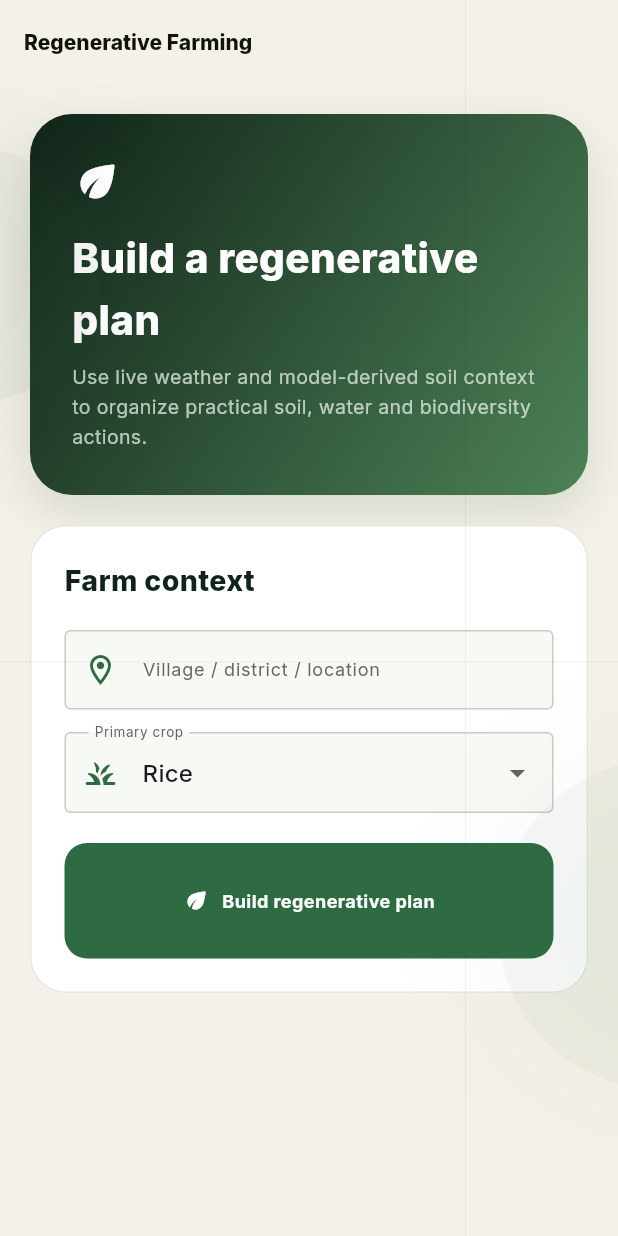
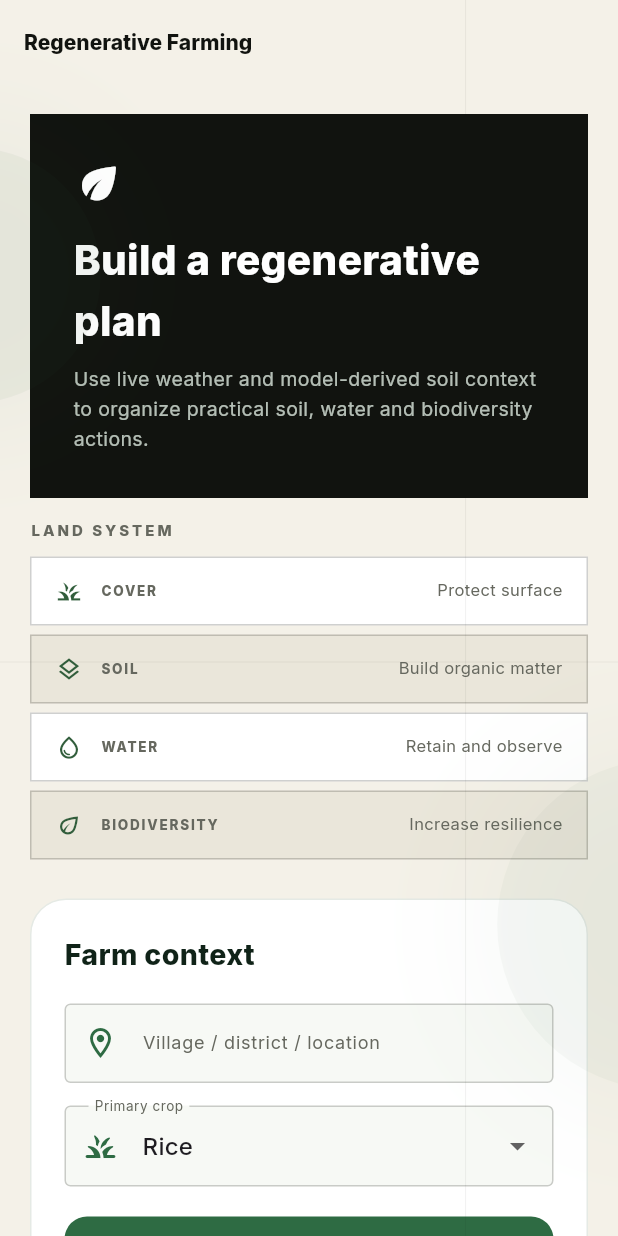
Before and after one commit to esakki-2008/agrin-ai, a Flutter app: the RegenerativeFarmingPage screen opened by its route, on a phone screen of 412 x 824 dp. Run offline on Flutter 3.47's test engine with Material 3 defaults, Android fonts, the phone set to English and light mode, and no system bars; drawn by our look-alikes of flutter_animate; our stand-ins replace go_router, google_fonts, image_picker; accounts and stored records are empty.

Commit message:
Add cinematic regenerative land system UI

```diff
--- a/lib/features/regenerative_farming/regenerative_farming_page.dart
+++ b/lib/features/regenerative_farming/regenerative_farming_page.dart
@@ -3,6 +3,7 @@ import 'package:flutter_animate/flutter_animate.dart';
 import '../../services/weather_service.dart';
 import '../../services/soil_service.dart';
 import '../../services/regenerative_service.dart';
+import '../../theme/agri_n_design.dart';
 
 class RegenerativeFarmingPage extends StatefulWidget {
   const RegenerativeFarmingPage({super.key});
@@ -51,6 +52,8 @@ class _RegenerativeFarmingPageState extends State<RegenerativeFarmingPage> {
                 crossAxisAlignment: CrossAxisAlignment.start,
                 children: [
                   _hero(),
+                  const SizedBox(height: 14),
+                  _landLayers(),
                   const SizedBox(height: 20),
                   if (plan == null) _form() else _results(wide),
                   if (error != null) ...[
@@ -66,11 +69,47 @@ class _RegenerativeFarmingPageState extends State<RegenerativeFarmingPage> {
     );
   }
 
-  Widget _hero()=>Container(width:double.infinity,padding:const EdgeInsets.all(28),decoration:BoxDecoration(gradient:const LinearGradient(begin:Alignment.topLeft,end:Alignment.bottomRight,colors:[Color(0xFF102318),Color(0xFF4D8256)]),borderRadius:BorderRadius.circular(28),boxShadow:const[BoxShadow(color:Color(0x22102D1B),blurRadius:28,offset:Offset(0,12))]),child:const Column(crossAxisAlignment:CrossAxisAlignment.start,children:[
+  Widget _hero()=>Container(width:double.infinity,padding:const EdgeInsets.all(28),decoration:BoxDecoration(color:AgriNDesign.ink,border:Border.all(color:AgriNDesign.line)),child:const Column(crossAxisAlignment:CrossAxisAlignment.start,children:[
     Icon(Icons.eco_rounded,color:Colors.white,size:34),SizedBox(height:14),
     Text('Build a regenerative plan',style:TextStyle(color:Colors.white,fontSize:27,fontWeight:FontWeight.w800)),
     SizedBox(height:8),Text('Use live weather and model-derived soil context to organize practical soil, water and biodiversity actions.',style:TextStyle(color:Color(0xCCDDE9DF),height:1.5)),
   ])).animate().fadeIn(duration:600.ms).slideY(begin:.06,end:0);
+
+  Widget _landLayers() {
+    final layers = [
+      ('COVER', 'Protect surface', Icons.grass_outlined),
+      ('SOIL', 'Build organic matter', Icons.layers_outlined),
+      ('WATER', 'Retain and observe', Icons.water_drop_outlined),
+      ('BIODIVERSITY', 'Increase resilience', Icons.eco_outlined),
+    ];
+    return Column(
+      crossAxisAlignment: CrossAxisAlignment.start,
+      children: [
+        const Text('LAND SYSTEM', style: TextStyle(fontSize: 10, letterSpacing: 2, fontWeight: FontWeight.w800, color: AgriNDesign.muted)),
+        const SizedBox(height: 10),
+        ...layers.asMap().entries.map((e) {
+          final item = e.value;
+          return Container(
+            margin: const EdgeInsets.only(bottom: 6),
+            padding: const EdgeInsets.symmetric(horizontal: 16, vertical: 13),
+            decoration: BoxDecoration(
+              color: e.key.isEven ? Colors.white : AgriNDesign.paper2,
+              border: Border.all(color: AgriNDesign.line),
+            ),
+            child: Row(
+              children: [
+                Icon(item.$3, size: 18, color: AgriNDesign.green),
+                const SizedBox(width: 12),
+                Text(item.$1, style: const TextStyle(fontSize: 9, letterSpacing: 1.2, fontWeight: FontWeight.w800)),
+                const Spacer(),
+                Text(item.$2, style: const TextStyle(fontSize: 11, color: AgriNDesign.muted)),
+              ],
+            ),
+          ).animate(delay: (70 * e.key).ms).fadeIn(duration: 350.ms).slideX(begin: .03, end: 0);
+        }),
+      ],
+    );
+  }
 
   Widget _form()=>_card('Farm context',Column(children:[
     TextField(controller:location,decoration:decoration('Village / district / location',Icons.location_on_outlined)).animate().fadeIn(delay:100.ms,duration:350.ms),
@@ -101,7 +140,7 @@ class _RegenerativeFarmingPageState extends State<RegenerativeFarmingPage> {
     _metric(soil!.organicCarbon.toStringAsFixed(1),'Soil organic C g/kg'),
   ]);
 
-  Widget _metric(String value,String label)=>Container(padding:const EdgeInsets.all(18),decoration:BoxDecoration(color:Colors.white,borderRadius:BorderRadius.circular(22),border:Border.all(color:const Color(0xFFE5EAE5))),child:Column(crossAxisAlignment:CrossAxisAlignment.start,mainAxisAlignment:MainAxisAlignment.center,children:[Text(value,style:const TextStyle(fontSize:22,fontWeight:FontWeight.w800,color:dark)),const SizedBox(height:4),Text(label,style:const TextStyle(fontSize:11,color:muted))])).animate().fadeIn(duration:350.ms).scale(begin:const Offset(.96,.96),end:const Offset(1,1));
+  Widget _metric(String value,String label)=>Container(padding:const EdgeInsets.all(18),decoration:BoxDecoration(color:Colors.white,borderRadius:BorderRadius.circular(2),border:Border.all(color:AgriNDesign.line)),child:Column(crossAxisAlignment:CrossAxisAlignment.start,mainAxisAlignment:MainAxisAlignment.center,children:[Text(value,style:const TextStyle(fontSize:22,fontWeight:FontWeight.w800,color:dark)),const SizedBox(height:4),Text(label,style:const TextStyle(fontSize:11,color:muted))])).animate().fadeIn(duration:350.ms).scale(begin:const Offset(.96,.96),end:const Offset(1,1));
 
   Widget _practice(RegenerativePractice item,int index)=>Container(margin:const EdgeInsets.only(bottom:10),padding:const EdgeInsets.all(18),decoration:BoxDecoration(color:Colors.white,borderRadius:BorderRadius.circular(20),border:Border.all(color:const Color(0xFFE5EAE5))),child:Row(crossAxisAlignment:CrossAxisAlignment.start,children:[
     Container(width:42,height:42,decoration:BoxDecoration(color:const Color(0xFFEAF4EC),borderRadius:BorderRadius.circular(13)),child:const Icon(Icons.eco_outlined,color:green)),
```
